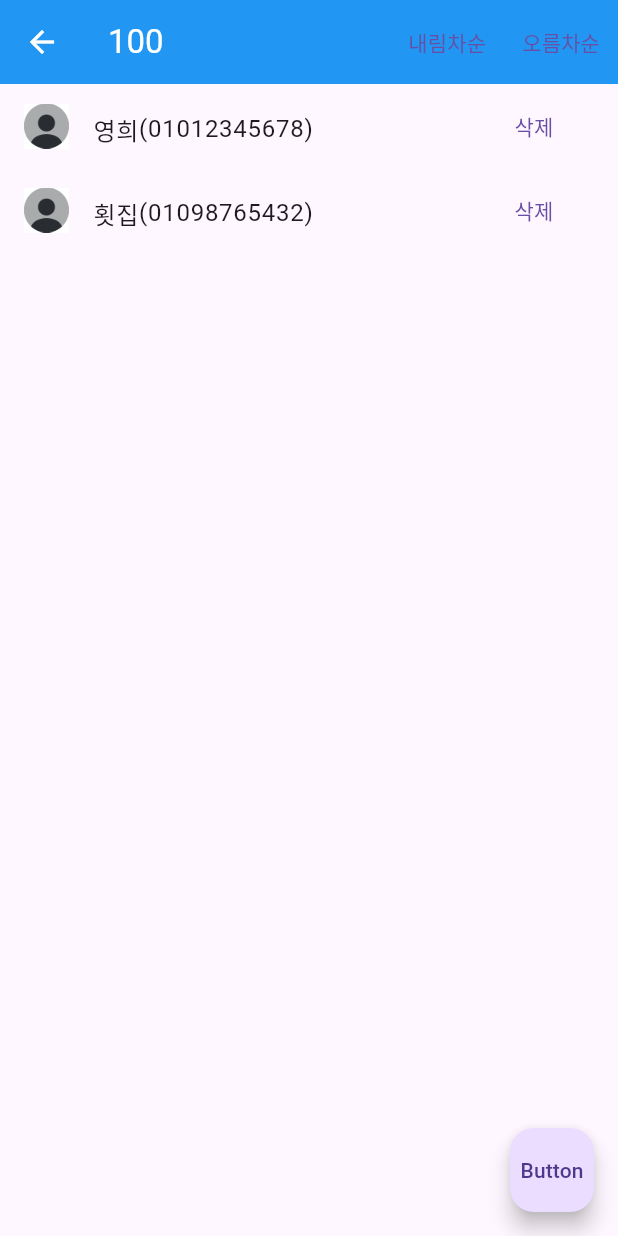
After one commit to Hexeong/flutter-practice, a Flutter app: the Homework7 screen opened directly, after a tap on "삭제", after a tap on "내림차순", after a tap on "오름차순", on a phone screen of 412 x 824 dp. The commit adds this screen. Run offline on Flutter 3.47's test engine with Material 3 defaults, Android fonts, the phone set to English and light mode, and no system bars; our stand-ins replace contacts_service, permission_handler.

Commit message:
flutter-practice:Part 1 complete

```diff
--- /dev/null
+++ b/contact/lib/homework/homework7.dart
@@ -0,0 +1,135 @@
+import 'package:flutter/material.dart';
+
+class Homework7 extends StatefulWidget {
+  const Homework7({super.key});
+
+  @override
+  State<Homework7> createState() => _Homework7State();
+}
+
+class _Homework7State extends State<Homework7> {
+  var info = [
+    ('미용실', '0636263665'),
+    ('영희', '01012345678'),
+    ('횟집', '01098765432'),
+  ];
+  var a = 100;
+
+  addList(n, p) {
+    setState(() {
+      info.add((n, p));
+      a++;
+    });
+  }
+
+  sorting(d) {
+    if(d == 1) {
+      setState(() {
+        info.sort((a, b) => a.$1.compareTo(b.$1));
+      });
+    } else {
+      setState(() {
+        info.sort((a, b) => b.$1.compareTo(a.$1));
+      });
+    }
+  }
+
+  @override
+  Widget build(BuildContext context) {
+    return Scaffold(
+      appBar: AppBar(
+        backgroundColor: Colors.blue,
+        foregroundColor: Colors.white,
+        title: Text(a.toString()),
+        actions: [
+          TextButton(
+              onPressed: () {
+                sorting(0);
+              },
+              child: Text('내림차순')
+          ),
+          TextButton(
+              onPressed: () {
+                sorting(1);
+              },
+              child: Text('오름차순')
+          )
+        ],
+      ),
+      body: ListView.builder(
+          itemCount: info.length,
+          itemBuilder: (context, i) {
+            return ListTile(
+              leading: Image.asset('assets/profile.png', width: 30, height: 30,),
+              title: Container(
+                margin: EdgeInsets.fromLTRB(0, 5, 0, 0),
+                child: Row(
+                  children: [
+                    Text(info[i].$1),
+                    Text('('+info[i].$2+')')
+                  ],
+                ),
+              ),
+              trailing: TextButton(
+                  onPressed: () {
+                    setState(() {
+                      info.removeAt(i);
+                    });
+                  },
+                  child: Text('삭제')
+              )
+            );
+          }
+      ),
+      floatingActionButton: FloatingActionButton(
+        child: Text('Button'),
+        onPressed: () {
+          showDialog(context: context, builder: (context) {
+            return DialogUI(addList: addList);
+          });
+        },
+      ),
+    );
+  }
+}
+
+
+
+class DialogUI extends StatelessWidget {
+  DialogUI({super.key, this.addList});
+
+  var addList;
+  var nameData = TextEditingController();
+  var phoneData = TextEditingController();
+
+  @override
+  Widget build(BuildContext context) {
+    return Dialog(
+      child: Column(
+        children: [
+          TextField(
+            controller: nameData, // 이렇게 컨트롤러 말고도 onChange로 setState 써서 state 변경가능
+          ),
+          TextField(
+            controller: phoneData, // 이렇게 컨트롤러 말고도 onChange로 setState 써서 state 변경가능
+          ),
+          TextButton(
+              onPressed: () {
+                if(nameData.text != "" || phoneData.text != "") {
+                  addList(nameData.text, phoneData.text);
+                  Navigator.pop(context);
+                }
+              },
+              child: Text('완료')
+          ),
+          TextButton(
+              onPressed: () {
+                Navigator.pop(context);
+              },
+              child: Text('취소')
+          )
+        ],
+      ),
+    );
+  }
+}
--- a/contact/lib/widget/StateFulWidget.dart
+++ b/contact/lib/widget/StateFulWidget.dart
@@ -1,6 +1,5 @@
 import 'package:flutter/material.dart';
 import './ListTile.dart';
-import './FAB.dart';
 
 class LView extends StatefulWidget {
   LView({super.key});
--- a/contact/pubspec.yaml
+++ b/contact/pubspec.yaml
@@ -30,6 +30,8 @@ environment:
 dependencies:
   flutter:
     sdk: flutter
+  permission_handler: ^8.3.0
+  contacts_service: ^0.6.3
 
 
   # The following adds the Cupertino Icons font to your application.
```
Also changed, not shown: contact/lib/homework/homework5.dart (added, +73 -0 lines), contact/lib/homework/homework6.dart (added, +36 -0 lines), contact/lib/homework/homework8.dart (added, +147 -0 lines), contact/lib/main.dart (+19 -2 lines), contact/lib/widget/DialogUI.dart (added, +23 -0 lines), contact/pubspec.lock, 2 other files.
